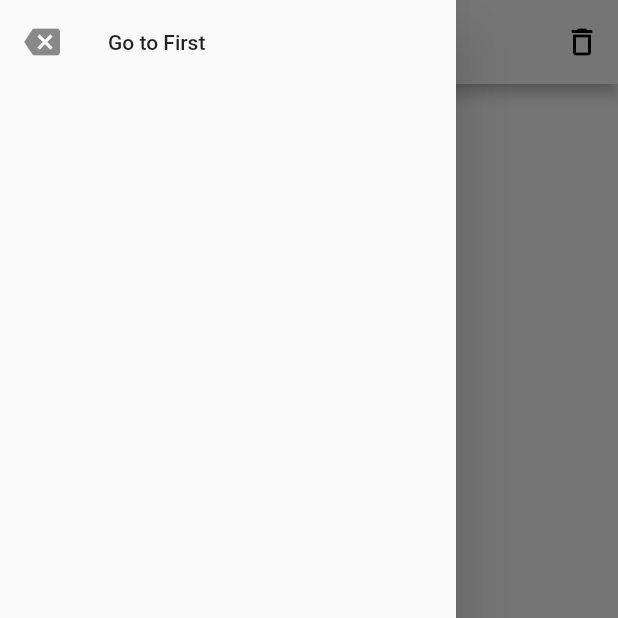
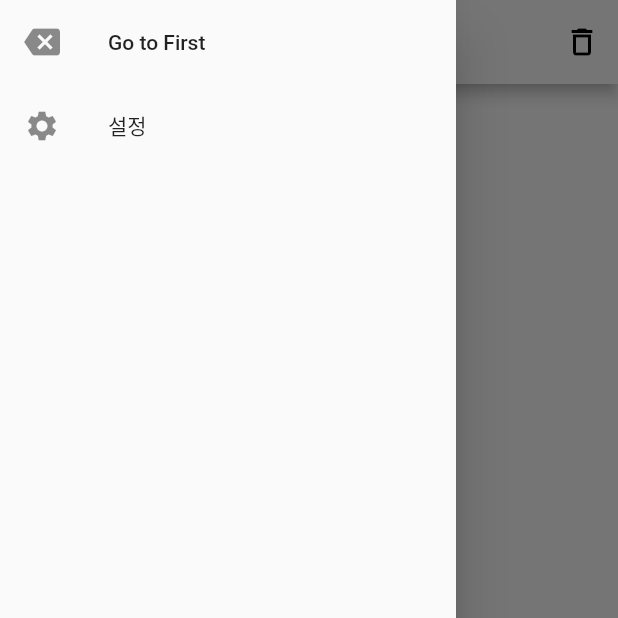
Before and after one commit to Kyoung-M1N/memo_app, a Flutter app: the screen it shows after launch, after a tap on "시작하기", after a tap on the "menu" icon, on a phone screen of 412 x 824 dp, the top half of it. Run offline on Flutter 3.47's test engine with Material 2 defaults, Android fonts, the phone set to English and light mode, and no system bars; our stand-ins replace shared_preferences.

Commit message:
설정페이지 추가

```diff
--- a/lib/main.dart
+++ b/lib/main.dart
@@ -1,15 +1,15 @@
 import 'providers/personal_info_provider.dart';
 import 'providers/memo_info_provider.dart';
+import 'package:provider/provider.dart';
 import 'package:flutter/material.dart';
 import 'package:flutter/services.dart';
-import 'package:provider/provider.dart';
 import 'pages/first_visit.dart';
 import 'pages/home.dart';
 
 void main() {
-  SystemChrome.setSystemUIOverlayStyle(const SystemUiOverlayStyle(
-    statusBarColor: Colors.white,
-  ));
+  // SystemChrome.setSystemUIOverlayStyle(const SystemUiOverlayStyle(
+  //   statusBarColor: Colors.white,
+  // ));
   runApp(
     MultiProvider(
       providers: [
@@ -34,8 +34,9 @@ class MyApp extends StatelessWidget {
             // showSemanticsDebugger:true,
             debugShowCheckedModeBanner: false,
             theme: ThemeData(
-              primarySwatch: Colors.blue,
+              primaryColor: Colors.white,
             ),
+            // darkTheme:ThemeData.dark(),
             home: (personalInfo.isFirst == true)
                 ? const FirstVisit()
                 : const Home());
--- a/lib/pages/first_visit.dart
+++ b/lib/pages/first_visit.dart
@@ -1,6 +1,6 @@
+import 'package:memo_app/providers/personal_info_provider.dart';
+import 'package:provider/provider.dart';
 import 'package:flutter/material.dart';
-import 'package:provider/provider.dart';
-import 'package:memo_app/providers/personal_info_provider.dart';
 
 class FirstVisit extends StatelessWidget {
   const FirstVisit({Key? key}) : super(key: key);
--- a/lib/pages/home.dart
+++ b/lib/pages/home.dart
@@ -1,9 +1,10 @@
-import 'package:flutter/material.dart';
-import 'package:memo_app/pages/memo_set.dart';
+import 'package:memo_app/pages/setting.dart';
+import 'package:memo_app/providers/personal_info_provider.dart';
 import 'package:memo_app/providers/memo_info_provider.dart';
 import 'package:memo_app/widgets/memo_list.dart';
+import 'package:memo_app/pages/memo_set.dart';
 import 'package:provider/provider.dart';
-import 'package:memo_app/providers/personal_info_provider.dart';
+import 'package:flutter/material.dart';
 
 class Home extends StatefulWidget {
   const Home({Key? key}) : super(key: key);
@@ -64,6 +65,14 @@ class _HomeState extends State<Home> {
                   onTap: () {
                     value.reverse();
                   },
+                ),
+                ListTile(
+                  leading: const Icon(Icons.settings),
+                  title: const Text('설정'),
+                  onTap: () {
+                    Navigator.push(context, MaterialPageRoute<void>(
+                  builder: (BuildContext context) => const Setting()));
+                  },
                 )
               ],
             ),
@@ -71,7 +80,7 @@ class _HomeState extends State<Home> {
         },
       ),
       body: const MemoList(),
-      floatingActionButton: FloatingActionButton(
+      floatingActionButton: (memoInfo.deleteMode)?null:FloatingActionButton(
         backgroundColor: Colors.white,
         onPressed: () {
           Navigator.push(
--- a/lib/pages/memo_set.dart
+++ b/lib/pages/memo_set.dart
@@ -1,8 +1,8 @@
-import 'package:flutter/material.dart';
-import 'package:flutter/cupertino.dart';
 import 'package:memo_app/providers/memo_info_provider.dart';
 import 'package:memo_app/widgets/palette.dart';
 import 'package:provider/provider.dart';
+import 'package:flutter/cupertino.dart';
+import 'package:flutter/material.dart';
 
 class MemoSet extends StatefulWidget {
   const MemoSet({Key? key}) : super(key: key);
@@ -87,7 +87,6 @@ class _MemoSetState extends State<MemoSet> {
               Palette(
                 onChanged: (value) {
                   color = value.toString();
-                  // print();
                 },
               ),
               SizedBox(
--- a/lib/providers/personal_info_provider.dart
+++ b/lib/providers/personal_info_provider.dart
@@ -1,11 +1,13 @@
+import 'package:shared_preferences/shared_preferences.dart';
 import 'package:flutter/material.dart';
-import 'package:shared_preferences/shared_preferences.dart';
 
 class PersonalInfo extends ChangeNotifier {
   bool _isFirst = true;
+  bool _isDarkMode = false;
   late String _name;
 
   bool get isFirst => _isFirst;
+  bool get isDarkMode => _isDarkMode;
   String get name => _name;
 
   void visit() async {
@@ -35,4 +37,9 @@ class PersonalInfo extends ChangeNotifier {
     _name = prefs.getString('name') ?? 'none';
     notifyListeners();
   }
+
+  void changeTheme(bool value){
+    _isDarkMode = value;
+    notifyListeners();
+  }
 }
--- a/lib/widgets/palette.dart
+++ b/lib/widgets/palette.dart
@@ -100,7 +100,7 @@ Widget checkBox({
             ),
             borderRadius: BorderRadius.circular(20)),
         fillColor: color,
-        constraints: BoxConstraints.tightFor(width: 30, height: 30),
+        constraints: const BoxConstraints.tightFor(width: 30, height: 30),
       ),
     );
 
```
Also changed, not shown: lib/pages/setting.dart (added, +49 -0 lines), lib/widgets/memo_list.dart (+14 -8 lines).
